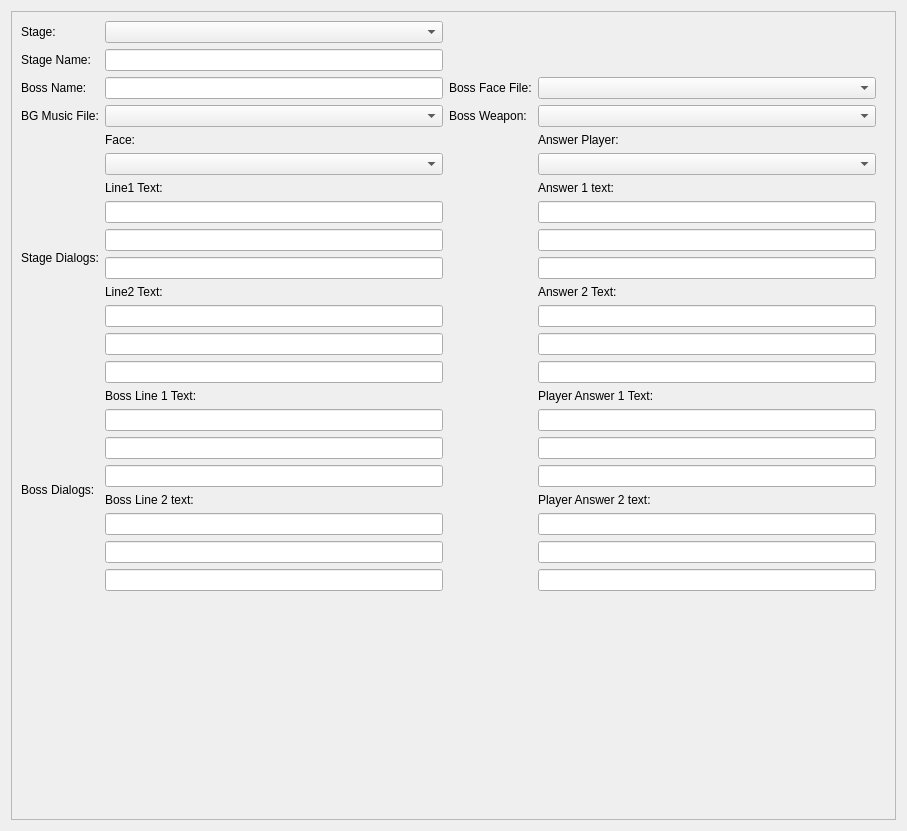
protoman/rockbot, file editor/mainwindow_tab/stage_edit.ui: the form before one commit.
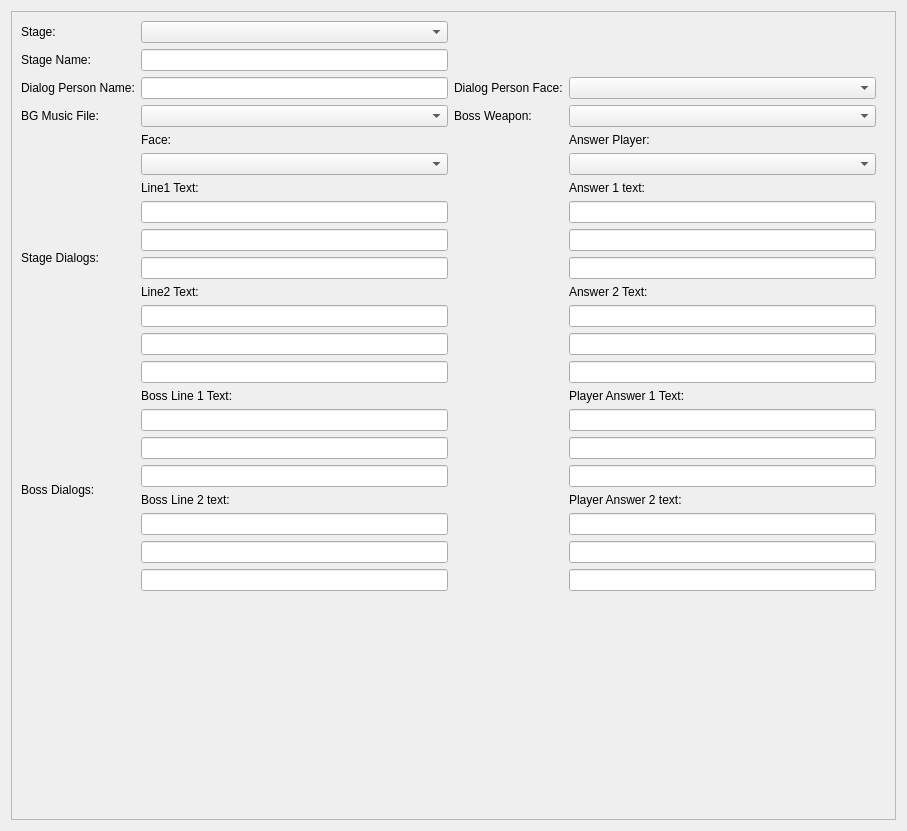
The form after the commit.

Commit message: - clear text in editor on stage-select faces and in-stage dialogs - clean template

Diff of the .ui file:
```diff
--- a/editor/mainwindow_tab/stage_edit.ui
+++ b/editor/mainwindow_tab/stage_edit.ui
@@ -24,8 +24,8 @@
        <rect>
         <x>0</x>
         <y>0</y>
-        <width>893</width>
-        <height>817</height>
+        <width>887</width>
+        <height>811</height>
        </rect>
       </property>
       <layout class="QGridLayout" name="gridLayout_2">
@@ -40,7 +40,7 @@
          <item row="3" column="2">
           <widget class="QLabel" name="label_12">
            <property name="text">
-            <string>Boss Face File:</string>
+            <string>Dialog Person Face:</string>
            </property>
           </widget>
          </item>
@@ -88,7 +88,7 @@
          <item row="3" column="0">
           <widget class="QLabel" name="label_8">
            <property name="text">
-            <string>Boss Name:</string>
+            <string>Dialog Person Name:</string>
            </property>
           </widget>
          </item>
```
The commit also changes 116 other files.
